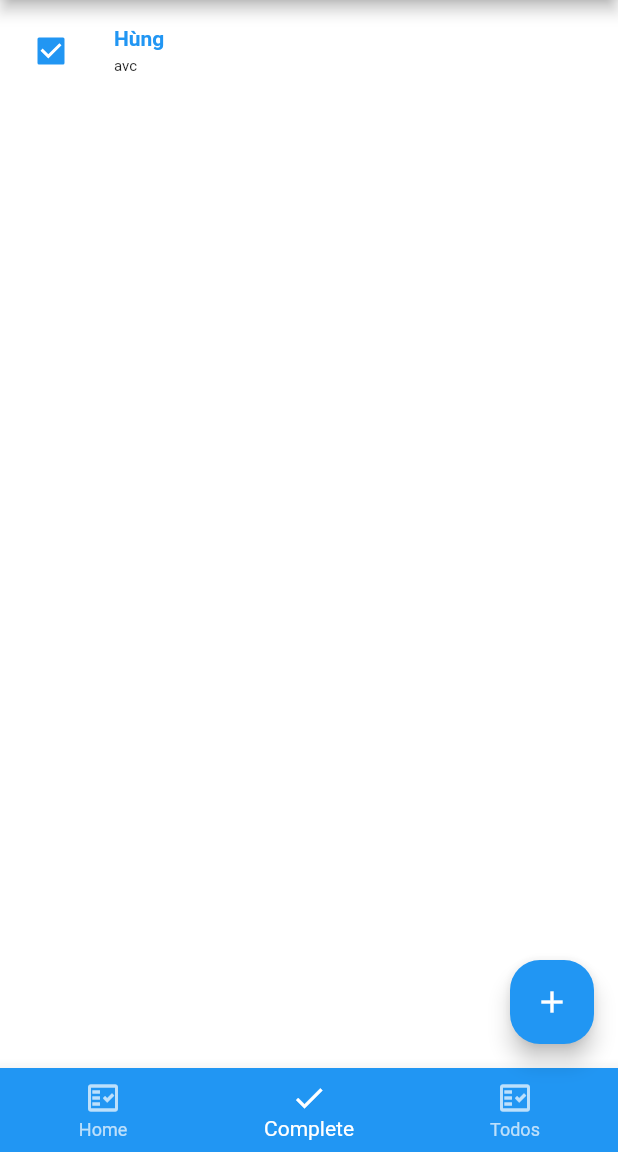
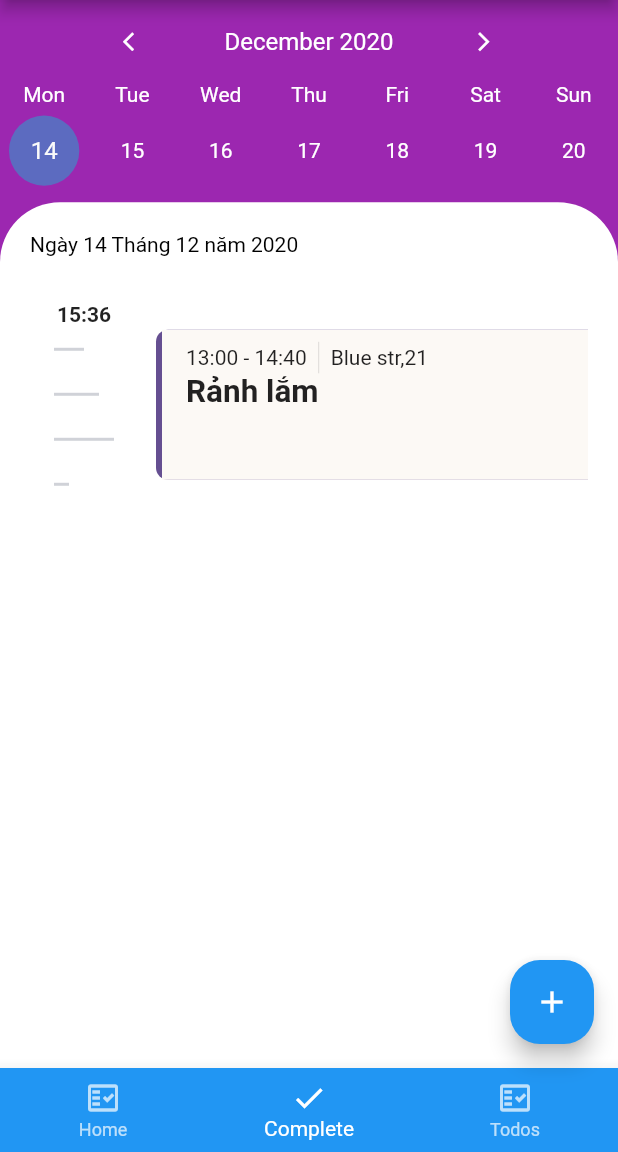
Before and after one commit to PhiHung121299/flutter_app_b, a Flutter app: the screen it shows after launch, item 2 of the bottom bar chosen, on a phone screen of 412 x 824 dp, the part 84-1236 px from its top. Run offline on Flutter 3.47's test engine with Material 2 defaults, Android fonts, the phone set to English and light mode, and no system bars; drawn by our look-alikes of flutter_slidable, table_calendar; our stand-ins replace localstorage; Roboto replaces fonts that are missing (ubuntu).

Commit message:
lich 1.1

```diff
--- a/lib/Lich_view/CalendarPage.dart
+++ b/lib/Lich_view/CalendarPage.dart
@@ -0,0 +1,321 @@
+import 'package:flutter/cupertino.dart';
+import 'package:flutter/material.dart';
+import 'package:intl/intl.dart';
+import 'package:table_calendar/table_calendar.dart';
+
+class CalendarPage extends StatelessWidget {
+  @override
+  Widget build(BuildContext context) {
+    return MaterialApp(
+      debugShowCheckedModeBanner: false,
+      home: calendarPage(),
+      theme: ThemeData(fontFamily: 'ubuntu'),
+    );
+  }
+}
+
+class calendarPage extends StatefulWidget {
+  @override
+  _calendarPageState createState() => _calendarPageState();
+}
+
+class _calendarPageState extends State<calendarPage> {
+  CalendarController _calendarController;
+
+  @override
+  void initState() {
+    super.initState();
+    _calendarController = CalendarController();
+  }
+
+  @override
+  void dispose() {
+    _calendarController.dispose();
+    super.dispose();
+  }
+
+  @override
+  Widget build(BuildContext context) {
+    final String ngay = '' + DateFormat('dd').format(DateTime.now());
+    final String thang = '' + DateFormat('MM').format(DateTime.now());
+    final String nam = '' + DateFormat('yyyy').format(DateTime.now());
+    return Scaffold(
+      backgroundColor: Colors.purple,
+      body: Column(
+        children: [
+          TableCalendar(
+            calendarController: _calendarController,
+            initialCalendarFormat: CalendarFormat.week,
+            startingDayOfWeek: StartingDayOfWeek.monday,
+            formatAnimation: FormatAnimation.slide,
+            headerStyle: HeaderStyle(
+              centerHeaderTitle: true,
+              formatButtonVisible: false,
+              titleTextStyle: TextStyle(
+                color: Colors.white,
+                fontSize: 16,
+              ),
+              leftChevronIcon: Icon(
+                Icons.arrow_back_ios,
+                color: Colors.white,
+                size: 15,
+              ),
+              rightChevronIcon: Icon(
+                Icons.arrow_forward_ios,
+                color: Colors.white,
+                size: 15,
+              ),
+              leftChevronMargin: EdgeInsets.only(left: 70),
+              rightChevronMargin: EdgeInsets.only(right: 70),
+            ),
+            calendarStyle: CalendarStyle(
+              weekdayStyle: TextStyle(
+                color: Colors.white,
+              ),
+              weekendStyle: TextStyle(
+                color: Colors.white,
+              ),
+            ),
+            daysOfWeekStyle: DaysOfWeekStyle(
+              weekendStyle: TextStyle(
+                color: Colors.white,
+              ),
+              weekdayStyle: TextStyle(
+                color: Colors.white,
+              ),
+            ),
+          ),
+          SizedBox(
+            height: 5,
+          ),
+          Expanded(
+            child: Container(
+              padding: EdgeInsets.all(20),
+              decoration: BoxDecoration(
+                borderRadius: BorderRadius.only(
+                  topLeft: Radius.circular(40),
+                  topRight: Radius.circular(40),
+                ),
+                color: Colors.white,
+              ),
+              child: Container(
+                child: SingleChildScrollView(
+                  child: Column(
+                    children: [
+                      Row(
+                        children: [
+                          Text('Ngày '+ngay+' Tháng '+thang+' năm '+nam,
+                            // '' +
+                            //     DateFormat('dd-mm-yyyy').format(DateTime.now()),
+                            style: TextStyle(
+                              color: Colors.black,
+                            ),
+                          )
+                        ],
+                      ),
+                      SizedBox(
+                        height: 15,
+                      ),
+                      Column(
+                        children: [
+                          // dayTask('15:24 pm', 'Đang làm'),
+                          CongViec('15:36', 'Rảnh lắm'),
+                        ],
+                      )
+                    ],
+                  ),
+                ),
+              ),
+            ),
+          )
+        ],
+      ),
+    );
+  }
+
+  Row CongViec(String time, String name) {
+    return Row(
+      children: [
+        Padding(
+          padding: const EdgeInsets.all(16.0),
+          child: Column(
+            children: <Widget>[
+              Text(
+                '$time',
+                style: TextStyle(fontWeight: FontWeight.bold),
+              ),
+              linegen(
+                lines: [20.0, 30.0, 40.0, 10.0],
+              ),
+            ],
+          ),
+        ),
+        SizedBox(
+          width: 12.0,
+        ),
+        Expanded(
+          child: Container(
+            height: 100.0,
+            decoration: BoxDecoration(
+              // color: Color(0xfffcf9f5),
+              color: Color(0xff654f91),
+              borderRadius: BorderRadius.only(
+                  topLeft: Radius.circular(8.0),
+                  bottomLeft: Radius.circular(8.0)),
+            ),
+            child: Container(
+              margin: EdgeInsets.only(left: 4.0),
+              color: Color(0xfffcf9f5),
+              padding: EdgeInsets.only(left: 16.0, top: 8.0),
+              child: Column(
+                crossAxisAlignment: CrossAxisAlignment.start,
+                children: [
+                  Container(
+                    height: 21.0,
+                    child: Row(
+                      children: <Widget>[
+                        Text('13:00 - 14:40'),
+                        VerticalDivider(),
+                        Text('Blue str,21')
+                      ],
+                    ),
+                  ),
+                  Text(
+                    '$name',
+                    style: TextStyle(
+                      fontSize: 21.0,
+                      fontWeight: FontWeight.bold,
+                    ),
+                  )
+                ],
+              ),
+            ),
+          ),
+        ),
+      ],
+    );
+  }
+
+  Row dayTask(String time, String name) {
+    return Row(
+      crossAxisAlignment: CrossAxisAlignment.start,
+      children: [
+        Container(
+          padding: EdgeInsets.all(20),
+          width: MediaQuery.of(context).size.width * 0.2,
+          child: Text(
+            time,
+            style: TextStyle(
+              color: Colors.white,
+              fontWeight: FontWeight.w700,
+            ),
+            textAlign: TextAlign.right,
+          ),
+        ),
+        Expanded(
+          child: Container(
+            margin: EdgeInsets.only(bottom: 20),
+            padding: EdgeInsets.all(20),
+            color: Color(0xffdfdeff),
+            child: Column(
+              crossAxisAlignment: CrossAxisAlignment.start,
+              children: [
+                Text(
+                  name,
+                  style: TextStyle(
+                    color: Colors.purple,
+                    fontWeight: FontWeight.w700,
+                  ),
+                ),
+                SizedBox(
+                  height: 10,
+                ),
+                Text(
+                  'Upkeep Cleaning',
+                  style: TextStyle(
+                    color: Colors.grey,
+                    fontWeight: FontWeight.w500,
+                  ),
+                ),
+                SizedBox(
+                  height: 5,
+                ),
+                Row(
+                  crossAxisAlignment: CrossAxisAlignment.center,
+                  children: [
+                    Icon(
+                      Icons.timer,
+                      color: Colors.purple,
+                    ),
+                    SizedBox(
+                      width: 5,
+                    ),
+                    Text(
+                      '$time-5 pm',
+                      style: TextStyle(
+                        color: Colors.purple,
+                        fontSize: 13,
+                        fontWeight: FontWeight.w600,
+                      ),
+                    )
+                  ],
+                ),
+                SizedBox(
+                  height: 5,
+                ),
+                Row(
+                  children: [
+                    Text(
+                      'Clean Ratting',
+                      style: TextStyle(
+                        color: Colors.grey,
+                        fontWeight: FontWeight.w500,
+                      ),
+                    ),
+                    SizedBox(
+                      height: 5,
+                    ),
+                    Icon(Icons.star),
+                    Icon(Icons.star),
+                    Icon(Icons.star),
+                  ],
+                ),
+                SizedBox(
+                  height: 5,
+                ),
+                Container(
+                  height: 0.5,
+                  color: Colors.grey,
+                ),
+              ],
+            ),
+          ),
+        )
+      ],
+    );
+  }
+}
+
+class linegen extends StatelessWidget {
+  final lines;
+
+  const linegen({
+    Key key,
+    this.lines,
+  }) : super(key: key);
+
+  @override
+  Widget build(BuildContext context) {
+    return Column(
+      crossAxisAlignment: CrossAxisAlignment.start,
+      children: List.generate(
+          4,
+          (index) => Container(
+                height: 2.0,
+                width: lines[index],
+                color: Color(0xffd0d2d8),
+                margin: EdgeInsets.symmetric(vertical: 14.0),
+              )),
+    );
+  }
+}
--- a/lib/counter_view.dart
+++ b/lib/counter_view.dart
@@ -7,6 +7,7 @@ import 'package:flutter_app_b/todo_list_widget.dart';
 import 'package:flutter_app_b/todo_widget.dart';
 import 'package:provider/provider.dart';
 import 'DialogNhap.dart';
+import 'Lich_view/CalendarPage.dart';
 
 class HomePage extends StatefulWidget {
   @override
@@ -20,7 +21,7 @@ class _HomePageState extends State<HomePage> {
   Widget build(BuildContext context) {
     final tabs = [
       TodoListWiget(),
-      FinishedListWidget(),
+      CalendarPage(),
       TimeTable(),
     ];
 
--- a/pubspec.yaml
+++ b/pubspec.yaml
@@ -35,6 +35,7 @@ dependencies:
   intl: ^0.16.0
   flutter_native_timezone: ^1.0.2
   timezone: ^0.5.2
+  table_calendar: ^2.2.3
 dev_dependencies:
   flutter_test:
     sdk: flutter
```
Also changed, not shown: pubspec.lock.
